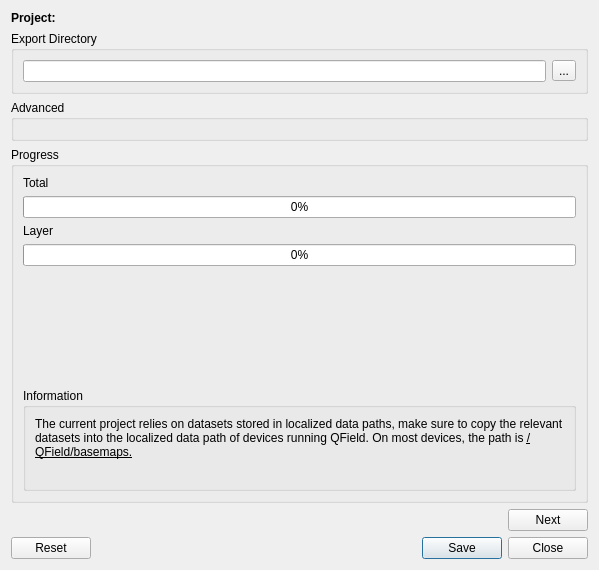
This is qfieldsync/ui/package_dialog.ui in opengisch/qfieldsync as Qt 5 draws it before an edit. The edited form follows.
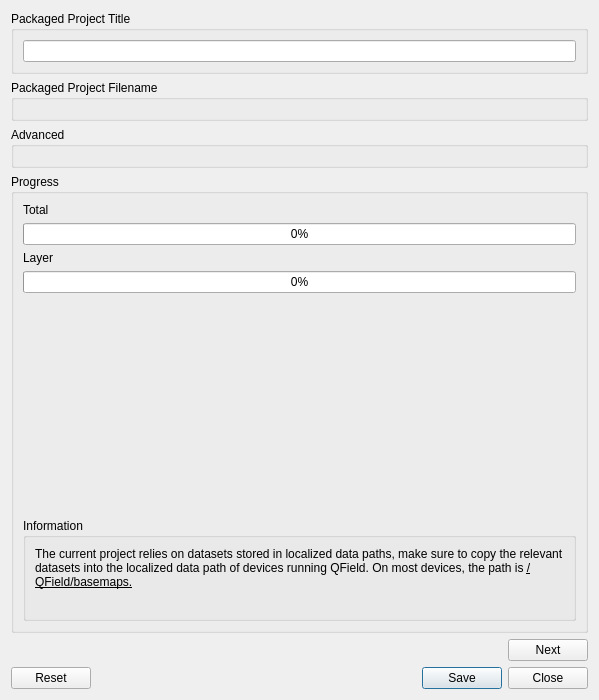
This is the edited form. The open tabs and pages were chosen to show the change. Custom widgets are drawn as their Qt base class.

Commit message: Adding the option for specify the project title on the exported packaged QField project

Patch:
```diff
--- a/qfieldsync/ui/package_dialog.ui
+++ b/qfieldsync/ui/package_dialog.ui
@@ -7,43 +7,13 @@
     <x>0</x>
     <y>0</y>
     <width>599</width>
-    <height>570</height>
+    <height>700</height>
    </rect>
   </property>
   <property name="windowTitle">
    <string>Package Project for QField</string>
   </property>
   <layout class="QVBoxLayout" name="verticalLayout_3">
-   <item>
-    <layout class="QHBoxLayout" name="horizontalLayout_2">
-     <property name="topMargin">
-      <number>0</number>
-     </property>
-     <item>
-      <widget class="QLabel" name="label_2">
-       <property name="text">
-        <string>&lt;html&gt;&lt;head/&gt;&lt;body&gt;&lt;p&gt;&lt;span style=&quot; font-weight:600;&quot;&gt;Project:&lt;/span&gt;&lt;/p&gt;&lt;/body&gt;&lt;/html&gt;</string>
-       </property>
-       <property name="textFormat">
-        <enum>Qt::RichText</enum>
-       </property>
-      </widget>
-     </item>
-     <item>
-      <widget class="QLabel" name="project_lbl">
-       <property name="sizePolicy">
-        <sizepolicy hsizetype="MinimumExpanding" vsizetype="Preferred">
-         <horstretch>0</horstretch>
-         <verstretch>0</verstretch>
-        </sizepolicy>
-       </property>
-       <property name="text">
-        <string/>
-       </property>
-      </widget>
-     </item>
-    </layout>
-   </item>
    <item>
     <widget class="QStackedWidget" name="stackedWidget">
      <property name="currentIndex">
@@ -111,16 +81,25 @@
        <item>
         <widget class="QGroupBox" name="groupBox">
          <property name="title">
-          <string>Export Directory</string>
+          <string>Packaged Project Title</string>
          </property>
          <layout class="QGridLayout" name="gridLayout">
           <item row="0" column="0">
            <widget class="QLineEdit" name="manualDir"/>
           </item>
-          <item row="0" column="1">
-           <widget class="QToolButton" name="manualDir_btn">
-            <property name="text">
-             <string>...</string>
+         </layout>
+        </widget>
+       </item>
+       <item>
+        <widget class="QGroupBox" name="groupBox">
+         <property name="title">
+          <string>Packaged Project Filename</string>
+         </property>
+         <layout class="QGridLayout" name="gridLayout">
+          <item row="0" column="0" colspan="2">
+           <widget class="QgsFileWidget" name="packagedProjectFileWidget">
+            <property name="storageMode">
+             <enum>QgsFileWidget::SaveFile</enum>
             </property>
            </widget>
           </item>
@@ -279,6 +258,11 @@
    <header>qgscollapsiblegroupbox.h</header>
    <container>1</container>
   </customwidget>
+  <customwidget>
+   <class>QgsFileWidget</class>
+   <extends>QWidget</extends>
+   <header>qgsfilewidget.h</header>
+  </customwidget>
  </customwidgets>
  <resources/>
  <connections>
```
Left out of the diff: 2 changed lines with no effect on the pictures. The commit also changes 1 other file.
